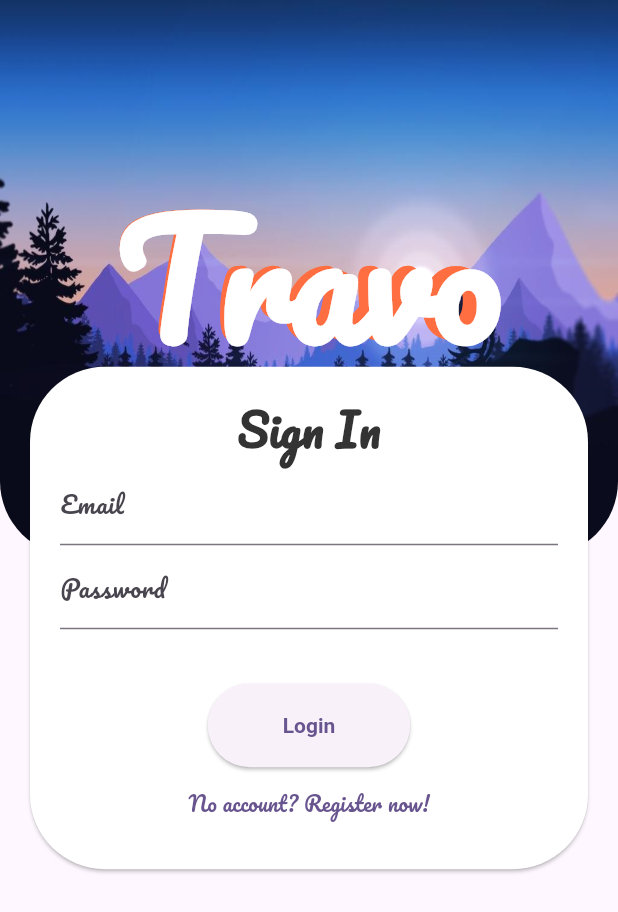
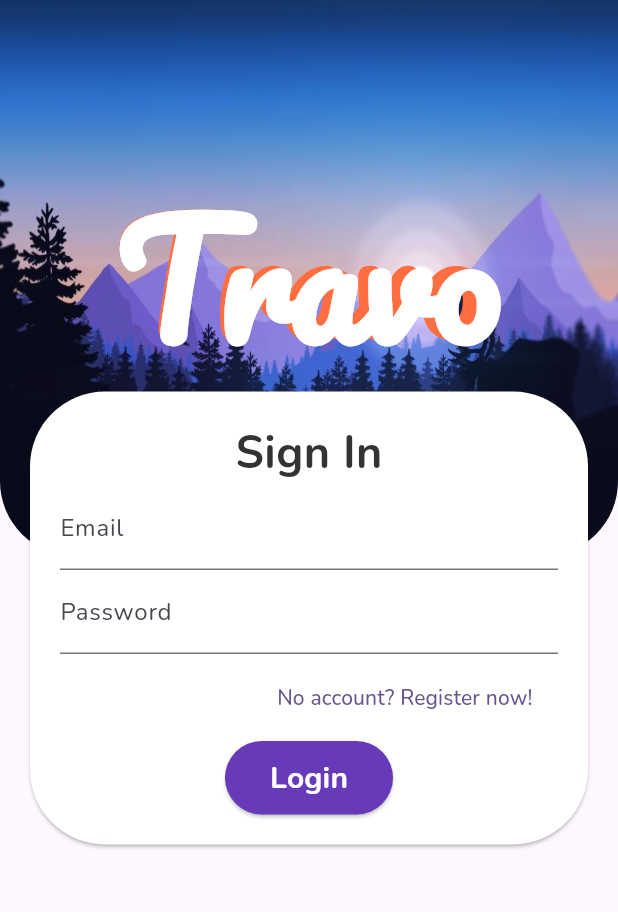
Before and after one commit to ngkhuong831/travo, a Flutter app: the screen it shows after launch, on a phone screen of 412 x 824 dp. Shown: the top 912 px of the screen. Run offline on Flutter 3.47's test engine with Material 2 defaults, Android fonts, the light colour scheme and no system bars; our stand-ins replace firebase_auth, firebase_core, google_fonts; accounts and stored records are empty.

Commit message:
minor adjustments
UI: google fonts,

```diff
--- a/lib/auth/auth.dart
+++ b/lib/auth/auth.dart
@@ -19,12 +19,15 @@ class Auth {
 
   Future<void> createUserWithEmailAndPassword({
     required String email,
+    required String displayName,
     required String password,
   }) async {
     await _firebaseAuth.createUserWithEmailAndPassword(
       email: email,
       password: password,
     );
+    currentUser?.updateDisplayName(displayName);
+    currentUser?.updatePhotoURL("assets/images/defaultUser.png");
   }
 
   Future<void> signOut() async {
--- a/lib/main.dart
+++ b/lib/main.dart
@@ -1,4 +1,5 @@
 import 'package:flutter/material.dart';
+import 'package:google_fonts/google_fonts.dart';
 import 'package:travo/widget_tree.dart';
 import 'package:firebase_core/firebase_core.dart';
 
@@ -23,7 +24,7 @@ class MyApp extends StatelessWidget {
     return MaterialApp(
       debugShowCheckedModeBanner: false,
       theme: ThemeData(
-        fontFamily: 'Pacifico',
+        fontFamily: GoogleFonts.nunito().fontFamily,
         colorScheme: ColorScheme.fromSeed(seedColor: Colors.deepPurple),
         useMaterial3: true,
       ),
--- a/lib/screens/login_register_screen.dart
+++ b/lib/screens/login_register_screen.dart
@@ -2,7 +2,6 @@ import 'package:firebase_auth/firebase_auth.dart';
 import 'package:google_fonts/google_fonts.dart';
 import 'package:travo/auth/auth.dart';
 import 'package:flutter/material.dart';
-import 'package:travo/widgets/login_form_widget.dart';
 
 class LoginPage extends StatefulWidget {
   const LoginPage({super.key});
@@ -15,6 +14,7 @@ class _LoginPageState extends State<LoginPage> {
   String errorMessage = '';
   bool isLogin = true;
 
+  final TextEditingController _nameController = TextEditingController();
   final TextEditingController _emailController = TextEditingController();
   final TextEditingController _passwordController = TextEditingController();
 
@@ -34,6 +34,7 @@ class _LoginPageState extends State<LoginPage> {
   Future<void> createUserWithEmailAndPassword() async {
     try {
       await Auth().createUserWithEmailAndPassword(
+        displayName: _nameController.text,
         email: _emailController.text,
         password: _passwordController.text,
       );
@@ -93,17 +94,31 @@ class _LoginPageState extends State<LoginPage> {
   Widget _submitBtn() {
     return ElevatedButton(
       style: ElevatedButton.styleFrom(
-        padding: const EdgeInsets.symmetric(horizontal: 50, vertical: 20),
-        textStyle: const TextStyle(fontWeight: FontWeight.bold),
-      ),
+          backgroundColor: Colors.deepPurple,
+          padding: const EdgeInsets.symmetric(
+            horizontal: 30,
+            vertical: 10,
+          )),
       onPressed:
           isLogin ? signInWithEmailAndPassword : createUserWithEmailAndPassword,
-      child: Text(isLogin ? 'Login' : 'Register'),
+      child: Text(
+        isLogin ? 'Login' : 'Register',
+        style: const TextStyle(
+          fontSize: 20,
+          color: Colors.white,
+          fontWeight: FontWeight.bold,
+        ),
+      ),
     );
   }
 
   Widget _loginOrRegisterBtn() {
-    return TextButton(
+    return Padding(
+      padding: const EdgeInsets.all(5.0),
+      child: Row(
+        mainAxisAlignment: MainAxisAlignment.end,
+        children: [
+          TextButton(
             onPressed: () {
               setState(() {
                 isLogin = !isLogin;
@@ -112,12 +127,18 @@ class _LoginPageState extends State<LoginPage> {
             child: Text(isLogin
                 ? 'No account? Register now!'
                 : 'Got an account? Sign in now!'),
+          ),
+        ],
+      ),
     );
   }
 
   Widget _errorMessage() {
+    if (errorMessage == '') {
+      return Container();
+    } else {
       return Padding(
-      padding: const EdgeInsets.all(8.0),
+        padding: const EdgeInsets.all(5.0),
         child: Text(
           errorMessage == '' ? '' : 'Hmm! $errorMessage',
           style: const TextStyle(
@@ -125,6 +146,7 @@ class _LoginPageState extends State<LoginPage> {
           ),
         ),
       );
+    }
   }
 
   @override
@@ -161,11 +183,14 @@ class _LoginPageState extends State<LoginPage> {
                     padding: const EdgeInsets.all(20.0),
                     child: Column(children: <Widget>[
                       _formtitle(),
+                      isLogin
+                          ? const SizedBox()
+                          : _entryField('Name', _nameController),
                       _entryField('Email', _emailController),
                       _entryField('Password', _passwordController),
                       _errorMessage(),
+                      _loginOrRegisterBtn(),
                       _submitBtn(),
-                      _loginOrRegisterBtn(),
                     ]),
                   ),
                 ),
--- a/pubspec.yaml
+++ b/pubspec.yaml
@@ -38,6 +38,7 @@ dependencies:
   firebase_core: ^2.13.0
   firebase_auth: ^4.6.1
   google_fonts: ^4.0.4
+  image_picker: ^0.8.7+5
 
 dev_dependencies:
   flutter_test:
@@ -67,6 +68,7 @@ flutter:
     - assets/images/thumbnail2.jpg
     - assets/images/noservice.jpg
     - assets/images/notfound.png
+    - assets/images/defaultUser.png
 
   # An image asset can refer to one or more resolution-specific "variants", see
   # https://flutter.dev/assets-and-images/#resolution-aware
```
Also changed, not shown: lib/screens/home_screen.dart (+25 -2 lines), lib/widgets/login_form_widget.dart (deleted, +0 -115 lines), assets/images/defaultUser.png (added), pubspec.lock. Lines whose indentation alone changed are shown as unchanged.
